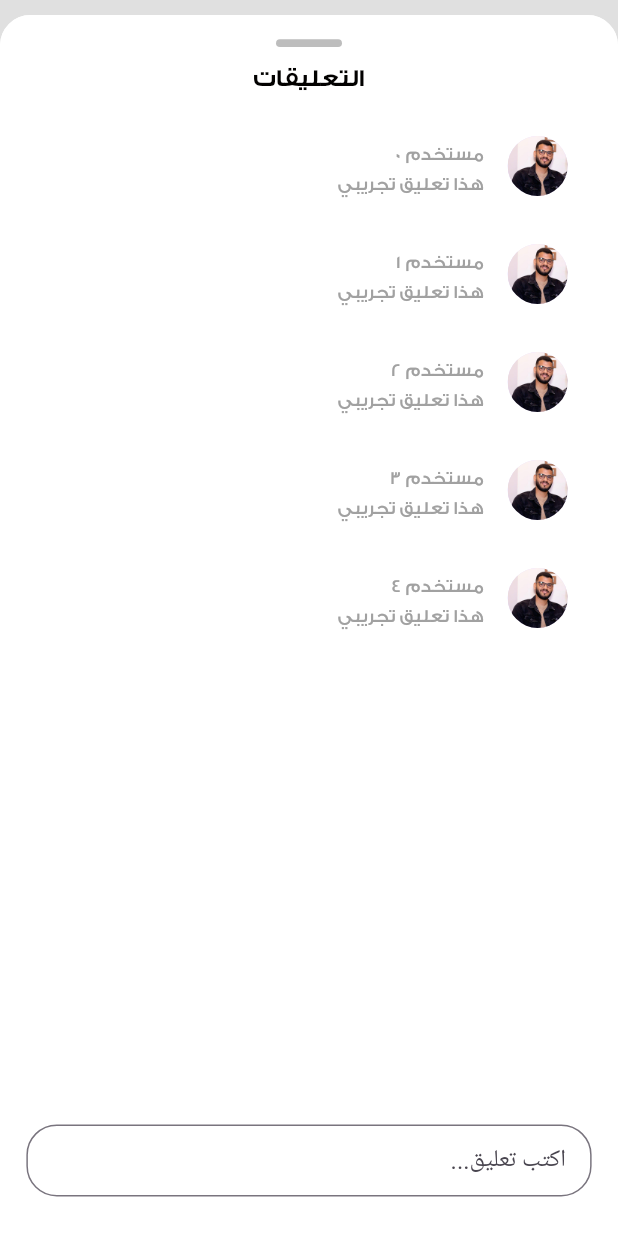
After one commit to shabanmostafa/damma-graduation-project, a Flutter app: the screen it shows after launch, after a tap on "تعليق", on a phone screen of 412 x 824 dp. The commit adds this screen. Run offline on Flutter 3.47's test engine with Material 3 defaults, Android fonts, the phone set to English and light mode, and no system bars; our stand-ins replace flutter_screenutil, flutter_svg, modal_bottom_sheet, smooth_page_indicator.

Commit message:
make comment section without handle logic

```diff
--- /dev/null
+++ b/lib/features/home/presentation/views/comment_section_view.dart
@@ -0,0 +1,15 @@
+import 'package:damma_project/core/utils/app_colors.dart';
+import 'package:damma_project/features/home/presentation/widgets/comment_section.dart';
+import 'package:flutter/material.dart';
+
+class CommentSectionView extends StatelessWidget {
+  const CommentSectionView({super.key});
+
+  @override
+  Widget build(BuildContext context) {
+    return const Scaffold(
+      backgroundColor: AppColors.whiteColor,
+      body: CommentSection(),
+    );
+  }
+}
--- /dev/null
+++ b/lib/features/home/presentation/widgets/comment_section.dart
@@ -0,0 +1,60 @@
+import 'package:flutter/material.dart';
+import 'package:flutter_screenutil/flutter_screenutil.dart';
+
+import '../../../../core/utils/app_styles.dart';
+import '../../../../core/utils/spacing.dart';
+
+class CommentSection extends StatelessWidget {
+  const CommentSection({super.key});
+
+  @override
+  Widget build(BuildContext context) {
+    return Container(
+      padding: EdgeInsets.symmetric(horizontal: 16.w, vertical: 16.h),
+      child: Column(
+        mainAxisSize: MainAxisSize.min,
+        children: [
+          Container(
+            width: 40.w,
+            height: 5.h,
+            decoration: BoxDecoration(
+              color: Colors.grey[400],
+              borderRadius: BorderRadius.circular(10.r),
+            ),
+          ),
+          verticalSpace(10),
+          Text(
+            'التعليقات',
+            style: AppStyles.styleBold16,
+          ),
+          verticalSpace(10),
+          Expanded(
+            child: ListView.builder(
+              itemCount: 5, // Dummy comments for now
+              itemBuilder: (context, index) => ListTile(
+                leading: const CircleAvatar(
+                  backgroundImage: AssetImage(
+                      'assets/images/shaban.jpg'), // Change with actual user pic
+                ),
+                title: Text('مستخدم $index', style: AppStyles.styleMedium12),
+                subtitle:
+                    Text('هذا تعليق تجريبي', style: AppStyles.styleMedium12),
+              ),
+            ),
+          ),
+          TextField(
+            decoration: InputDecoration(
+              hintText: 'اكتب تعليق...',
+              border: OutlineInputBorder(
+                borderRadius: BorderRadius.circular(20.r),
+              ),
+              contentPadding:
+                  EdgeInsets.symmetric(horizontal: 12.w, vertical: 10.h),
+            ),
+          ),
+          verticalSpace(10),
+        ],
+      ),
+    );
+  }
+}
--- a/lib/features/home/presentation/widgets/post_actions.dart
+++ b/lib/features/home/presentation/widgets/post_actions.dart
@@ -1,56 +1,3 @@
-// import 'package:damma_project/core/utils/spacing.dart';
-// import 'package:flutter/material.dart';
-// import 'package:flutter_screenutil/flutter_screenutil.dart';
-// import 'package:flutter_svg/flutter_svg.dart';
-// import '../../../../core/utils/app_styles.dart';
-// import '../../../../core/utils/app_colors.dart';
-// import '../../../../core/utils/assets.dart';
-
-// class PostActions extends StatelessWidget {
-//   const PostActions({super.key});
-
-//   @override
-//   Widget build(BuildContext context) {
-//     return Padding(
-//       padding: EdgeInsets.symmetric(vertical: 8.h),
-//       child: const Row(
-//         mainAxisAlignment: MainAxisAlignment.spaceAround,
-//         children: [
-//           ActionButton(asset: Assets.svgsLikeOutlined, label: 'أعجبني'),
-//           ActionButton(asset: Assets.svgsCommen, label: 'تعليق'),
-//           ActionButton(asset: Assets.svgsShare, label: 'مشاركة'),
-//         ],
-//       ),
-//     );
-//   }
-// }
-
-// class ActionButton extends StatelessWidget {
-//   final String asset;
-//   final String label;
-
-//   const ActionButton({
-//     super.key,
-//     required this.asset,
-//     required this.label,
-//   });
-
-//   @override
-//   Widget build(BuildContext context) {
-//     return Row(
-//       children: [
-//         Text(
-//           label,
-//           style:
-//               AppStyles.styleMedium12.copyWith(color: AppColors.blackTextColor),
-//         ),
-//         horizontalSpace(5),
-//         SvgPicture.asset(asset),
-//       ],
-//     );
-//   }
-// }
-
 import 'package:damma_project/core/utils/spacing.dart';
 import 'package:flutter/material.dart';
 import 'package:flutter_screenutil/flutter_screenutil.dart';
@@ -62,11 +9,13 @@ import '../../../../core/utils/assets.dart';
 class PostActions extends StatelessWidget {
   final VoidCallback onLikePressed;
   final bool isLiked;
+  final VoidCallback onCommentPressed;
 
   const PostActions({
     super.key,
     required this.onLikePressed,
     required this.isLiked,
+    required this.onCommentPressed,
   });
 
   @override
@@ -94,7 +43,13 @@ class PostActions extends StatelessWidget {
               ],
             ),
           ),
-          const ActionButton(asset: Assets.svgsCommen, label: 'تعليق'),
+          GestureDetector(
+            onTap: onCommentPressed,
+            child: const ActionButton(
+              asset: Assets.svgsCommen,
+              label: 'تعليق',
+            ),
+          ),
           const ActionButton(asset: Assets.svgsShare, label: 'مشاركة'),
         ],
       ),
--- a/lib/features/home/presentation/widgets/post_section.dart
+++ b/lib/features/home/presentation/widgets/post_section.dart
@@ -1,130 +1,14 @@
-// import 'package:damma_project/features/home/models/post_model.dart';
-// import 'package:damma_project/features/home/presentation/widgets/post_actions.dart';
-// import 'package:flutter/material.dart';
-// import 'package:flutter_screenutil/flutter_screenutil.dart';
-// import 'package:flutter_svg/flutter_svg.dart';
-
-// import '../../../../core/utils/app_colors.dart';
-// import '../../../../core/utils/app_styles.dart';
-// import '../../../../core/utils/assets.dart';
-// import '../../../../core/utils/spacing.dart';
-
-// class PostSection extends StatelessWidget {
-//   const PostSection({
-//     super.key,
-//     required this.postModel,
-//   });
-//   final PostModel postModel;
-//   @override
-//   Widget build(BuildContext context) {
-//     return Padding(
-//       padding: const EdgeInsets.symmetric(horizontal: 16.0),
-//       child: Column(
-//         children: [
-//           Row(
-//             children: [
-//               SizedBox(
-//                 height: 50.h,
-//                 width: 50.w,
-//                 child: Image.asset(postModel.postOwnerPic),
-//               ),
-//               horizontalSpace(15),
-//               Expanded(
-//                 child: Column(
-//                   crossAxisAlignment: CrossAxisAlignment.start,
-//                   children: [
-//                     Text(
-//                       postModel.postOwnerName,
-//                       style: AppStyles.styleBold16,
-//                     ),
-//                     Text(
-//                       postModel.postOwnerfriends,
-//                       style: AppStyles.styleMedium12,
-//                     ),
-//                   ],
-//                 ),
-//               ),
-//               const Icon(Icons.more_horiz)
-//             ],
-//           ),
-//           verticalSpace(12),
-//           Text(
-//             postModel.postContent,
-//             style: AppStyles.styleMedium12.copyWith(
-//               color: AppColors.blackTextColor,
-//             ),
-//           ),
-//           verticalSpace(12),
-//           Container(
-//             width: double.infinity,
-//             constraints:
-//                 BoxConstraints(maxHeight: 400.h), // Adjust max height as needed
-//             child: Image.asset(
-//               postModel.postImage,
-//               fit: BoxFit.cover, // Fills the width and crops excess height
-//             ),
-//           ),
-//           verticalSpace(12),
-//           Row(
-//             children: [
-//               SvgPicture.asset(Assets.svgsLike),
-//               horizontalSpace(5),
-//               Text(
-//                 '${postModel.numberOfLikes} اعجاب',
-//                 style: AppStyles.styleMedium12,
-//               ),
-//               const Spacer(),
-//               Text(
-//                 '${postModel.numberOfComments} تعليق',
-//                 style: AppStyles.styleMedium12,
-//               ),
-//               horizontalSpace(10),
-//               Text(
-//                 '${postModel.numberOfShares} اعادة نشر',
-//                 style: AppStyles.styleMedium12,
-//               ),
-//             ],
-//           ),
-//           const Divider(),
-//           verticalSpace(8),
-//           const PostActions(),
-//           verticalSpace(10),
-//           Row(
-//             children: [
-//               const CircleAvatar(
-//                 radius: 20,
-//                 backgroundImage: AssetImage('assets/images/shaban.jpg'),
-//               ),
-//               horizontalSpace(8),
-//               Expanded(
-//                 child: Container(
-//                   padding:
-//                       EdgeInsets.symmetric(horizontal: 12.w, vertical: 8.h),
-//                   decoration: BoxDecoration(
-//                     border: Border.all(color: Colors.grey),
-//                     borderRadius: BorderRadius.circular(20.r),
-//                   ),
-//                   child: Text('اكتب تعليق...', style: AppStyles.styleMedium12),
-//                 ),
-//               ),
-//             ],
-//           ),
-//           verticalSpace(10),
-//         ],
-//       ),
-//     );
-//   }
-// }
-
 import 'package:damma_project/features/home/models/post_model.dart';
 import 'package:damma_project/features/home/presentation/widgets/post_actions.dart';
 import 'package:flutter/material.dart';
 import 'package:flutter_screenutil/flutter_screenutil.dart';
 import 'package:flutter_svg/flutter_svg.dart';
+import 'package:modal_bottom_sheet/modal_bottom_sheet.dart';
 import '../../../../core/utils/app_colors.dart';
 import '../../../../core/utils/app_styles.dart';
 import '../../../../core/utils/assets.dart';
 import '../../../../core/utils/spacing.dart';
+import '../views/comment_section_view.dart';
 
 class PostSection extends StatefulWidget {
   const PostSection({
@@ -158,6 +42,17 @@ class _PostSectionState extends State<PostSection> {
       }
       isLiked = !isLiked;
     });
+  }
+
+  void showCommentSheet(BuildContext context) {
+    showCupertinoModalBottomSheet(
+      context: context,
+      isDismissible: true, // Allow dragging down to close
+      expand: false, // Prevents it from covering the whole screen
+      backgroundColor: Colors.white,
+      topRadius: Radius.circular(20.r), // Rounded top corners
+      builder: (context) => const CommentSectionView(),
+    );
   }
 
   int convertLikesToInt(String likes) {
@@ -245,7 +140,10 @@ class _PostSectionState extends State<PostSection> {
           ),
           const Divider(),
           verticalSpace(8),
-          PostActions(onLikePressed: updateLikeCount, isLiked: isLiked),
+          PostActions(
+              onLikePressed: updateLikeCount,
+              isLiked: isLiked,
+              onCommentPressed: () => showCommentSheet(context)),
           verticalSpace(10),
           Row(
             children: [
--- a/pubspec.yaml
+++ b/pubspec.yaml
@@ -39,6 +39,7 @@ dependencies:
   flutter_svg: ^2.0.17
   flutter_svg_provider: ^1.0.7
   google_fonts: ^6.2.1
+  modal_bottom_sheet: ^3.0.0
   smooth_page_indicator: ^1.2.1
 
 dev_dependencies:
```
Also changed, not shown: pubspec.lock.
